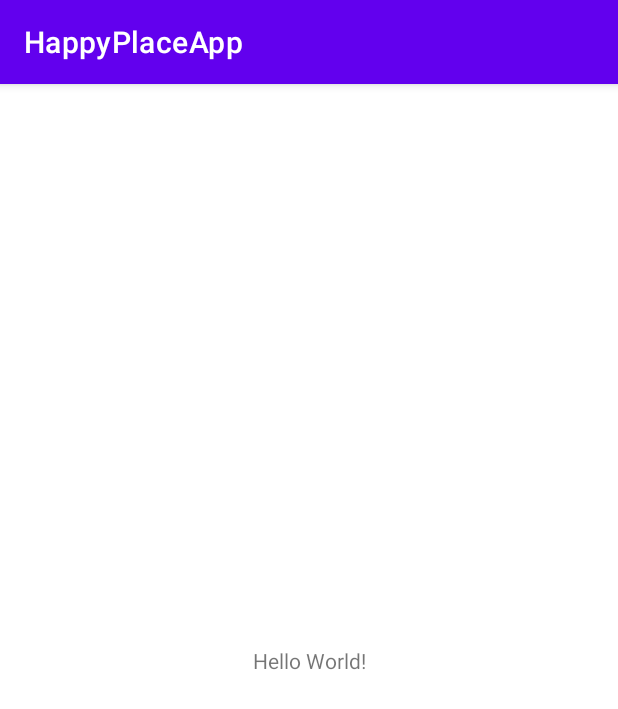
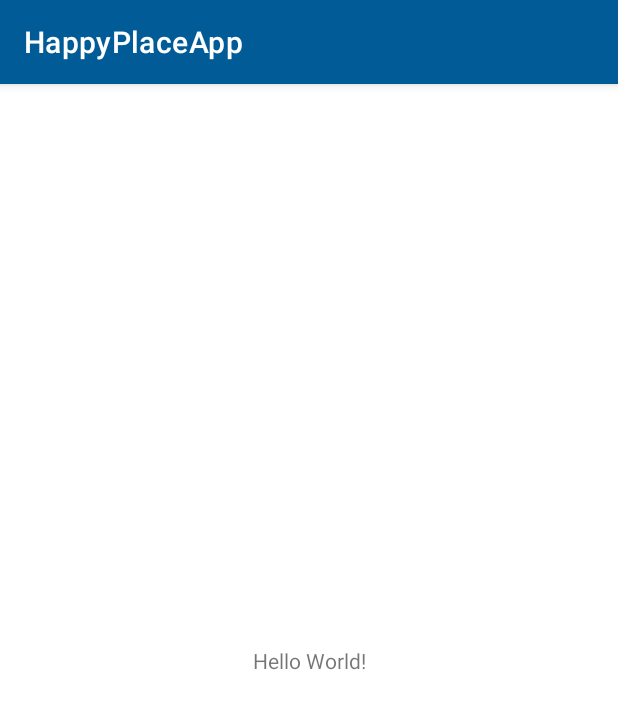
Before and after one commit to seoyoon513/happy-place-app, an Android app: the screen it shows after launch (MainActivity), on a phone screen of 412 x 824 dp. Shown: the top 709 px of the screen. Run offline under Robolectric (Android 15) with nearby library versions, the phone set to English and light mode, and no system bars.

Commit message:
chore: color 추가 & style theme 적용

```diff
--- a/app/src/main/res/values/colors.xml
+++ b/app/src/main/res/values/colors.xml
@@ -7,4 +7,9 @@
     <color name="teal_700">#FF018786</color>
     <color name="black">#FF000000</color>
     <color name="white">#FFFFFFFF</color>
+
+    <color name="deep_dark_blue">#011f4b</color>
+    <color name="dark_blue">#03396c</color>
+    <color name="blue">#005b96</color>
+
 </resources>
--- a/app/src/main/res/values/themes.xml
+++ b/app/src/main/res/values/themes.xml
@@ -2,8 +2,8 @@
     <!-- Base application theme. -->
     <style name="Theme.HappyPlaceApp" parent="Theme.MaterialComponents.DayNight.DarkActionBar">
         <!-- Primary brand color. -->
-        <item name="colorPrimary">@color/purple_500</item>
-        <item name="colorPrimaryVariant">@color/purple_700</item>
+        <item name="colorPrimary">@color/blue</item>
+        <item name="colorPrimaryVariant">@color/deep_dark_blue</item>
         <item name="colorOnPrimary">@color/white</item>
         <!-- Secondary brand color. -->
         <item name="colorSecondary">@color/teal_200</item>
@@ -13,4 +13,13 @@
         <item name="android:statusBarColor">?attr/colorPrimaryVariant</item>
         <!-- Customize your theme here. -->
     </style>
+
+    <style name="CustomActionBarTheme" parent="@style/Theme.AppCompat.Light.NoActionBar">
+        <item name="android:statusBarColor">@color/deep_dark_blue</item>
+    </style>
+
+    <style name="CustomToolbarStyle">
+        <item name="android:textColorPrimary">#FFFFFF</item>
+        <item name="android:colorControlNormal">#FFFFFF</item>
+    </style>
 </resources>
```
